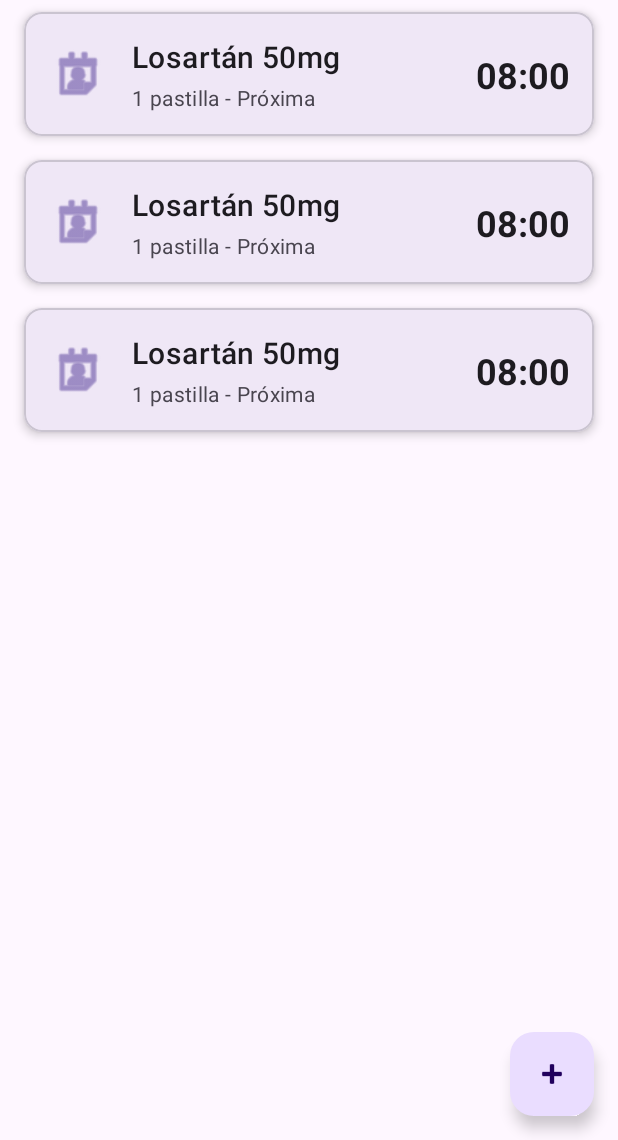
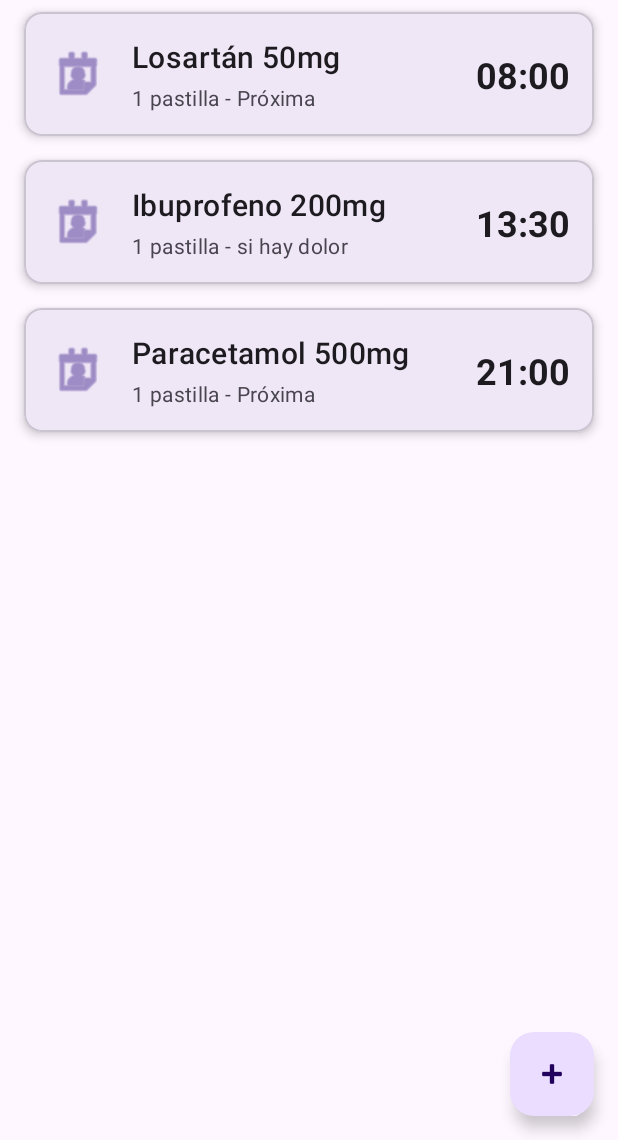
Before and after one commit to Luis-rt130/MediAlert, an Android app: the layout activity_main.xml on its own in the app's theme, with its tools: preview values and no code run, on a phone screen of 412 x 824 dp, the part 96-1236 px from its top. Run offline under Robolectric (Android 15) with nearby library versions, the phone set to English and light mode, and no system bars.

Commit message:
fix(ui-preview): Corregir la previsualización del listado de medicamentos
Este commit soluciona los problemas visuales en la previsualización de activity_main.xml en Android Studio, creando una maqueta de diseño limpia, realista y sin solapamientos.

```diff
--- a/app/src/main/res/layout/activity_main.xml
+++ b/app/src/main/res/layout/activity_main.xml
@@ -20,13 +20,29 @@
 
     </com.google.android.material.appbar.AppBarLayout>
 
+    <!-- This RecyclerView is for the real application. It's hidden in the preview -->
     <androidx.recyclerview.widget.RecyclerView
         android:id="@+id/recycler_view_medicines"
         android:layout_width="match_parent"
         android:layout_height="match_parent"
         app:layout_behavior="@string/appbar_scrolling_view_behavior"
-        tools:itemCount="3"
-        tools:listitem="@layout/item_medicine" />
+        tools:visibility="gone" />
+
+    <!-- This LinearLayout is ONLY for the design preview to show varied items -->
+    <LinearLayout
+        android:layout_width="match_parent"
+        android:layout_height="match_parent"
+        android:orientation="vertical"
+        android:visibility="gone"
+        app:layout_behavior="@string/appbar_scrolling_view_behavior"
+        tools:visibility="visible">
+
+        <include layout="@layout/item_preview_losartan" />
+        <include layout="@layout/item_preview_ibuprofeno" />
+        <include layout="@layout/item_preview_paracetamol" />
+
+    </LinearLayout>
+
 
     <!-- Empty State Layout -->
     <LinearLayout
@@ -43,9 +59,9 @@
         <ImageView
             android:layout_width="120dp"
             android:layout_height="120dp"
+            android:contentDescription="No hay medicamentos"
             android:src="@android:drawable/ic_menu_add"
-            app:tint="?attr/colorPrimary"
-            android:contentDescription="No hay medicamentos"/>
+            app:tint="?attr/colorPrimary" />
 
         <TextView
             android:layout_width="wrap_content"
--- /dev/null
+++ b/app/src/main/res/layout/item_preview_ibuprofeno.xml
@@ -0,0 +1,70 @@
+<?xml version="1.0" encoding="utf-8"?>
+<com.google.android.material.card.MaterialCardView xmlns:android="http://schemas.android.com/apk/res/android"
+    xmlns:app="http://schemas.android.com/apk/res-auto"
+    xmlns:tools="http://schemas.android.com/tools"
+    android:layout_width="match_parent"
+    android:layout_height="wrap_content"
+    android:layout_marginStart="16dp"
+    android:layout_marginTop="8dp"
+    android:layout_marginEnd="16dp"
+    android:layout_marginBottom="8dp"
+    app:cardCornerRadius="12dp"
+    app:cardElevation="4dp">
+
+    <androidx.constraintlayout.widget.ConstraintLayout
+        android:layout_width="match_parent"
+        android:layout_height="wrap_content"
+        android:padding="16dp">
+
+        <ImageView
+            android:id="@+id/icon_medicine"
+            android:layout_width="40dp"
+            android:layout_height="40dp"
+            android:src="@android:drawable/ic_menu_my_calendar"
+            app:layout_constraintStart_toStartOf="parent"
+            app:layout_constraintTop_toTopOf="parent"
+            app:layout_constraintBottom_toBottomOf="parent"
+            android:contentDescription="Icono de medicamento"
+            app:tint="?attr/colorPrimary"/>
+
+        <TextView
+            android:id="@+id/text_view_medicine_name"
+            android:layout_width="0dp"
+            android:layout_height="wrap_content"
+            android:layout_marginStart="16dp"
+            android:ellipsize="end"
+            android:maxLines="1"
+            android:textAppearance="?attr/textAppearanceHeadline6"
+            app:layout_constraintEnd_toStartOf="@id/text_view_medicine_time"
+            app:layout_constraintStart_toEndOf="@id/icon_medicine"
+            app:layout_constraintTop_toTopOf="parent"
+            android:text="Ibuprofeno 200mg" />
+
+        <TextView
+            android:id="@+id/text_view_medicine_details"
+            android:layout_width="0dp"
+            android:layout_height="wrap_content"
+            android:layout_marginTop="4dp"
+            android:textAppearance="?attr/textAppearanceBody2"
+            android:textColor="?android:attr/textColorSecondary"
+            app:layout_constraintStart_toStartOf="@id/text_view_medicine_name"
+            app:layout_constraintTop_toBottomOf="@id/text_view_medicine_name"
+            app:layout_constraintEnd_toEndOf="@id/text_view_medicine_name"
+            android:text="1 pastilla - si hay dolor" />
+
+        <TextView
+            android:id="@+id/text_view_medicine_time"
+            android:layout_width="wrap_content"
+            android:layout_height="wrap_content"
+            android:layout_marginStart="16dp"
+            android:textAppearance="?attr/textAppearanceHeadline5"
+            android:textStyle="bold"
+            app:layout_constraintBottom_toBottomOf="parent"
+            app:layout_constraintEnd_toEndOf="parent"
+            app:layout_constraintTop_toTopOf="parent"
+            android:text="13:30" />
+
+
+    </androidx.constraintlayout.widget.ConstraintLayout>
+
+</com.google.android.material.card.MaterialCardView>
--- /dev/null
+++ b/app/src/main/res/layout/item_preview_losartan.xml
@@ -0,0 +1,70 @@
+<?xml version="1.0" encoding="utf-8"?>
+<com.google.android.material.card.MaterialCardView xmlns:android="http://schemas.android.com/apk/res/android"
+    xmlns:app="http://schemas.android.com/apk/res-auto"
+    xmlns:tools="http://schemas.android.com/tools"
+    android:layout_width="match_parent"
+    android:layout_height="wrap_content"
+    android:layout_marginStart="16dp"
+    android:layout_marginTop="8dp"
+    android:layout_marginEnd="16dp"
+    android:layout_marginBottom="8dp"
+    app:cardCornerRadius="12dp"
+    app:cardElevation="4dp">
+
+    <androidx.constraintlayout.widget.ConstraintLayout
+        android:layout_width="match_parent"
+        android:layout_height="wrap_content"
+        android:padding="16dp">
+
+        <ImageView
+            android:id="@+id/icon_medicine"
+            android:layout_width="40dp"
+            android:layout_height="40dp"
+            android:src="@android:drawable/ic_menu_my_calendar"
+            app:layout_constraintStart_toStartOf="parent"
+            app:layout_constraintTop_toTopOf="parent"
+            app:layout_constraintBottom_toBottomOf="parent"
+            android:contentDescription="Icono de medicamento"
+            app:tint="?attr/colorPrimary"/>
+
+        <TextView
+            android:id="@+id/text_view_medicine_name"
+            android:layout_width="0dp"
+            android:layout_height="wrap_content"
+            android:layout_marginStart="16dp"
+            android:ellipsize="end"
+            android:maxLines="1"
+            android:textAppearance="?attr/textAppearanceHeadline6"
+            app:layout_constraintEnd_toStartOf="@id/text_view_medicine_time"
+            app:layout_constraintStart_toEndOf="@id/icon_medicine"
+            app:layout_constraintTop_toTopOf="parent"
+            android:text="Losartán 50mg" />
+
+        <TextView
+            android:id="@+id/text_view_medicine_details"
+            android:layout_width="0dp"
+            android:layout_height="wrap_content"
+            android:layout_marginTop="4dp"
+            android:textAppearance="?attr/textAppearanceBody2"
+            android:textColor="?android:attr/textColorSecondary"
+            app:layout_constraintStart_toStartOf="@id/text_view_medicine_name"
+            app:layout_constraintTop_toBottomOf="@id/text_view_medicine_name"
+            app:layout_constraintEnd_toEndOf="@id/text_view_medicine_name"
+            android:text="1 pastilla - Próxima" />
+
+        <TextView
+            android:id="@+id/text_view_medicine_time"
+            android:layout_width="wrap_content"
+            android:layout_height="wrap_content"
+            android:layout_marginStart="16dp"
+            android:textAppearance="?attr/textAppearanceHeadline5"
+            android:textStyle="bold"
+            app:layout_constraintBottom_toBottomOf="parent"
+            app:layout_constraintEnd_toEndOf="parent"
+            app:layout_constraintTop_toTopOf="parent"
+            android:text="08:00" />
+
+
+    </androidx.constraintlayout.widget.ConstraintLayout>
+
+</com.google.android.material.card.MaterialCardView>
--- /dev/null
+++ b/app/src/main/res/layout/item_preview_paracetamol.xml
@@ -0,0 +1,70 @@
+<?xml version="1.0" encoding="utf-8"?>
+<com.google.android.material.card.MaterialCardView xmlns:android="http://schemas.android.com/apk/res/android"
+    xmlns:app="http://schemas.android.com/apk/res-auto"
+    xmlns:tools="http://schemas.android.com/tools"
+    android:layout_width="match_parent"
+    android:layout_height="wrap_content"
+    android:layout_marginStart="16dp"
+    android:layout_marginTop="8dp"
+    android:layout_marginEnd="16dp"
+    android:layout_marginBottom="8dp"
+    app:cardCornerRadius="12dp"
+    app:cardElevation="4dp">
+
+    <androidx.constraintlayout.widget.ConstraintLayout
+        android:layout_width="match_parent"
+        android:layout_height="wrap_content"
+        android:padding="16dp">
+
+        <ImageView
+            android:id="@+id/icon_medicine"
+            android:layout_width="40dp"
+            android:layout_height="40dp"
+            android:src="@android:drawable/ic_menu_my_calendar"
+            app:layout_constraintStart_toStartOf="parent"
+            app:layout_constraintTop_toTopOf="parent"
+            app:layout_constraintBottom_toBottomOf="parent"
+            android:contentDescription="Icono de medicamento"
+            app:tint="?attr/colorPrimary"/>
+
+        <TextView
+            android:id="@+id/text_view_medicine_name"
+            android:layout_width="0dp"
+            android:layout_height="wrap_content"
+            android:layout_marginStart="16dp"
+            android:ellipsize="end"
+            android:maxLines="1"
+            android:textAppearance="?attr/textAppearanceHeadline6"
+            app:layout_constraintEnd_toStartOf="@id/text_view_medicine_time"
+            app:layout_constraintStart_toEndOf="@id/icon_medicine"
+            app:layout_constraintTop_toTopOf="parent"
+            android:text="Paracetamol 500mg" />
+
+        <TextView
+            android:id="@+id/text_view_medicine_details"
+            android:layout_width="0dp"
+            android:layout_height="wrap_content"
+            android:layout_marginTop="4dp"
+            android:textAppearance="?attr/textAppearanceBody2"
+            android:textColor="?android:attr/textColorSecondary"
+            app:layout_constraintStart_toStartOf="@id/text_view_medicine_name"
+            app:layout_constraintTop_toBottomOf="@id/text_view_medicine_name"
+            app:layout_constraintEnd_toEndOf="@id/text_view_medicine_name"
+            android:text="1 pastilla - Próxima" />
+
+        <TextView
+            android:id="@+id/text_view_medicine_time"
+            android:layout_width="wrap_content"
+            android:layout_height="wrap_content"
+            android:layout_marginStart="16dp"
+            android:textAppearance="?attr/textAppearanceHeadline5"
+            android:textStyle="bold"
+            app:layout_constraintBottom_toBottomOf="parent"
+            app:layout_constraintEnd_toEndOf="parent"
+            app:layout_constraintTop_toTopOf="parent"
+            android:text="21:00" />
+
+
+    </androidx.constraintlayout.widget.ConstraintLayout>
+
+</com.google.android.material.card.MaterialCardView>
```
